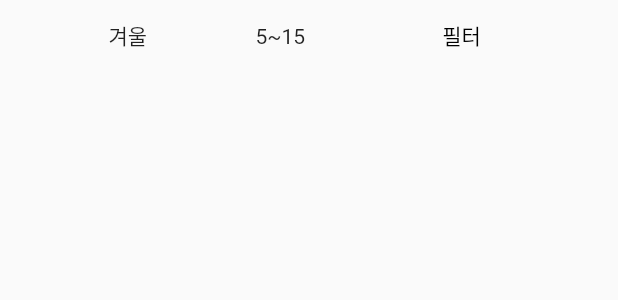
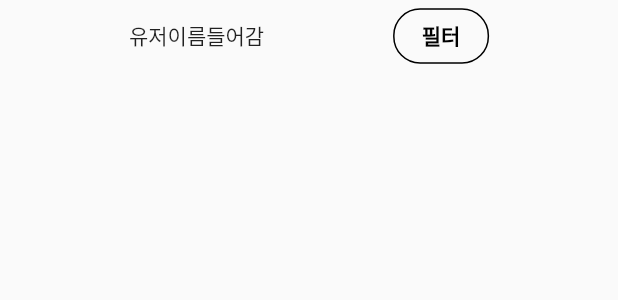
Before and after one commit to alwaysbemyday1/eotteom, a Flutter app: the Cody widget shown alone on an empty page, opened directly, after a tap on "필터", on a phone screen of 412 x 824 dp. Shown: the top 300 px of the screen. Run offline on Flutter 3.47's test engine with Material 2 defaults, Android fonts, the phone set to English and light mode, and no system bars; our stand-ins replace syncfusion_flutter_datepicker.

Commit message:
옷장 필터링 어느정도 완성

```diff
--- a/client/lib/tabs/closet/cody/cody.dart
+++ b/client/lib/tabs/closet/cody/cody.dart
@@ -1,8 +1,10 @@
+import 'package:eotteom/tabs/closet/cody/checkbox.dart';
+import 'package:eotteom/tabs/closet/mycloset.dart';
 import 'package:flutter/material.dart';
-import "DropDown/dropdown.dart";
-import "DropDown/dropdown_date.dart";
-import "DropDown/dropdown_season.dart";
-import "DropDown/dropdown_temperature.dart";
+import "daterangepicker.dart";
+import "temperaturepicker.dart";
+import "package:provider/provider.dart";
+import 'package:syncfusion_flutter_datepicker/datepicker.dart';
 
 class Cody extends StatefulWidget {
   Cody({super.key});
@@ -13,12 +15,8 @@ class Cody extends StatefulWidget {
 
 class _CodyState extends State<Cody> {
 
-  var dropdown_map = {
-    "전체" : SizedBox(), // 빈칸용
-    "날짜" : DropDownMonth(),
-    "계절" : DropDownSeason(),
-    "날씨" : DropDownTemperature()
-  };
+  @override
+
   var dropdownlist = ['전체', "날짜", '계절', '날씨'];
   String selected_dropdown = "전체"; // 전체가 default
  // Default는 '전체'
@@ -27,60 +25,144 @@ class _CodyState extends State<Cody> {
       selected_dropdown = newValue!;
     });
   }
+  @override
+  Widget build(BuildContext context) {
+    var buttonStyle = ButtonStyle(
+      shape: MaterialStateProperty.all(
+        RoundedRectangleBorder(
+          borderRadius: BorderRadius.circular(18.0),
+          side: BorderSide(color: Colors.black)
+        )
+      )
+    );
 
-  changeDropDown_DropDown(String? value) {
-    return dropdown_map[value];
+    var searchbuttonStyle = ButtonStyle(
+      shape: MaterialStateProperty.all(
+        RoundedRectangleBorder(
+          borderRadius: BorderRadius.circular(18.0),
+          side: BorderSide(color: Colors.black)
+        )
+      ),
+      backgroundColor: MaterialStateProperty.all(Colors.black)
+    );
+
+    bool dateCheck = true;
+    bool temperatureCheck = true;
+    int selectyear = 2023;
+
+
+
+
+    changeDate (value) {
+        setState(() {
+          dateCheck = value;
+          print(dateCheck);
+        });
     }
 
-  // var DropDate = SingleChildScrollView(
-  //   scrollDirection: Axis.horizontal,
-  //   child: Row(
-  //     children: [DropDownYear(), DropDownMonth()],
-  //     mainAxisAlignment: MainAxisAlignment.spaceEvenly,
-  //   ),
-  // );
+    changeTemperature (value) {
+        setState(() {
+          temperatureCheck = value;
+          print(temperatureCheck);
+        });
 
-  @override
-  Widget build(BuildContext context) {
+    }
+
     return Column(
       children: [
         Row(
           mainAxisAlignment: MainAxisAlignment.spaceEvenly,
-          children: [Text('겨울'), Text('5~15'), TextButton(child: Text('필터', style: TextStyle(color: Colors.black),), onPressed: () {},)],
+          children: [Text('유저이름들어감'), TextButton(
+            style: buttonStyle,
+            child: Text('필터', style: TextStyle(color: Colors.black, fontWeight: FontWeight.bold),),
+            onPressed: () {
+              showModalBottomSheet(
+                shape: RoundedRectangleBorder(
+                  borderRadius: BorderRadius.circular(20.0)
+                ),
+                isScrollControlled: true,
+                context: context,
+                builder: ((context) => DraggableScrollableSheet(
+                  expand: false,
+                  builder: ((context, scrollController) => SingleChildScrollView(
+                    controller: scrollController,
+                    child: SizedBox(
+                      height: MediaQuery.of(context).size.height,
+                      child: Column(
+                        mainAxisAlignment: MainAxisAlignment.start,
+                        children: [
+                          Row(
+                            mainAxisAlignment: MainAxisAlignment.spaceBetween,
+                            children: [
+                              Padding(
+                                padding: const EdgeInsets.only(left: 30),
+                                child: Text('필터', style: TextStyle(fontWeight: FontWeight.bold),),
+                              ), IconButton(icon: Icon(Icons.close), onPressed: () {
+                                Navigator.pop(context);
+                              },),
+                              ],
+                            ),
+                            Padding(
+                              padding: const EdgeInsets.only(left: 20, right: 20),
+                              child: Row(
+                                mainAxisAlignment: MainAxisAlignment.spaceBetween,
+                                children: [
+                                  CheckboxWeather(),
+                                  IconButton(icon: Icon(Icons.refresh), onPressed: () {
+                                    setState(() {
+                                      context.read<FilterState>().selectDate([]);
+                                    });
+                                  },)
+                                ],
+                              ),
+                            ),
+                            Divider(),
+                            Padding(
+                              padding: const EdgeInsets.only(left: 20, right: 20),
+                              child: MonthRangePick(),
+                            ),
+                            Divider(),
+                            Padding(
+                              padding: const EdgeInsets.only(left: 20),
+                              child: CheckboxTemperature(),
+                            ),
+                            Padding(
+                              padding: const EdgeInsets.only(left: 20, right: 20),
+                              child: TemperaturePicker(),
+                            ),
+                            TextButton(
+                              style: searchbuttonStyle,
+                              onPressed: () {}, /// django 서버로 조건에 맞게 데이터 전송하는 비동기함수 구현 예정
+                              child: Text('검색',
+                                style: TextStyle(color: Colors.white),
+                              ),
+                            )
+                        ],
+                      ),
+                    ),
+                  )),
+                )));
+            },)],
           )
         ]
       );
     }
   }
 
-// SizedBox(height: 20,),
-//         Row(
-//           mainAxisAlignment: MainAxisAlignment.spaceEvenly,
-//             children: [
-//               SizedBox(
-//                 height: 90,
-//                 width: 120,
-//                 child: Dropdown(changeDropdown: changeDropdown, selected_dropdown: selected_dropdown),
-//               ),
-//               SizedBox(
-//                 height: 90,
-//                 width: 120,
-//                 child: changeDropDown_DropDown(selected_dropdown),
-//               ),
-//             ],
-//           ),
-//           Row(
-//             mainAxisAlignment: MainAxisAlignment.spaceEvenly,
-//             children: [
-//               SizedBox(
-//                 height: 90,
-//                 width: 120,
-//                 child: DropDownYear(),
-//               ),
-//               SizedBox(
-//                 height: 90,
-//                 width: 120,
-//                 child: DropDownMonth(),
-//               )
-//             ],
-//           )
+  // Text('${context.watch<FilterState>().lowtemperature.toString()}, ${context.watch<FilterState>().hightemperature.toString()}')
+// SizedBox(
+//                     height: MediaQuery.of(context).size.height*0.9,
+//                     child: Column(
+//                       children: [
+//                         Row(
+//                           children: [
+//                             Text('필터'), IconButton(icon: Icon(Icons.exit_to_app), onPressed: () {},),
+//                             ],
+//                           ),
+//                           CheckboxWeather(),
+//                           MonthRangePick(),
+//                           CheckboxTemperature(),
+//                           TemperaturePicker(),
+//                       ],
+//                     ),
+//                   );
--- a/client/lib/tabs/closet/mycloset.dart
+++ b/client/lib/tabs/closet/mycloset.dart
@@ -1,29 +1,87 @@
 import 'package:flutter/material.dart';
+import 'package:provider/provider.dart';
+import 'package:syncfusion_flutter_datepicker/datepicker.dart';
 import 'closet_appbar.dart';
 import 'closet/closet.dart';
 import 'Cody/cody.dart';
+import 'package:flutter_localizations/flutter_localizations.dart';
 
 class MyCloset extends StatelessWidget {
   const MyCloset({super.key});
 
   @override
   Widget build(BuildContext context) {
-    return DefaultTabController(
+    return ChangeNotifierProvider(
+      create: (context) => FilterState(),
+      child: MaterialApp(
+      localizationsDelegates: [
+        GlobalMaterialLocalizations.delegate,
+        GlobalWidgetsLocalizations.delegate,
+      ],
+      supportedLocales: [
+        const Locale('ko')
+      ],
+      locale: Locale('ko'),
+      home: DefaultTabController(
       length: 2, // 옷장, 코디
       child: Scaffold(
         appBar: appbar, // 상단 TabBar 부분
         body: TabBarView(
           children: [
             Closet(),
-            Cody(),
+            Cody()
           ],
         ),
+      ),
+    ),
+  ),
+    );
+}
+}
 
-        // bottomNavigationBar: const BottomBar(),
-      ),
-    );
+class FilterState extends ChangeNotifier {
+  bool datecheck = true;
+  bool temperaturecheck = true;
+  int nowyear = DateTime.now().year.toInt();
+  var select_date;
+  var hightemperature;
+  var lowtemperature;
+
+  changeDatecheck () {
+    datecheck = !datecheck;
+    notifyListeners();
+  }
+
+  changeTemperaturecheck () {
+    temperaturecheck = !temperaturecheck;
+    notifyListeners();
+  }
+
+  addYear () {
+    nowyear++;
+    notifyListeners();
+  }
+
+  minusYear() {
+    nowyear--;
+    notifyListeners();
+  }
+
+  selectDate (value) {
+    select_date = value;
+    notifyListeners();
+    print(select_date);
+  }
+
+  setTemperature(value) {
+      hightemperature = value.end.toInt();
+      lowtemperature = value.start.toInt();
+      notifyListeners();
   }
 }
+
+
+// context.watch<FilterState>().temperatures.start.toInt()
 
 
 // class Cody extends StatefulWidget {
--- a/client/pubspec.yaml
+++ b/client/pubspec.yaml
@@ -30,6 +30,12 @@ environment:
 # versions available, run `flutter pub outdated`.
 dependencies:
   flutter:
+    sdk: flutter
+  provider: ^6.0.5
+  syncfusion_flutter_datepicker: ^20.4.42
+  syncfusion_flutter_sliders: ^20.4.42
+  syncfusion_flutter_core: ^20.4.42
+  flutter_localizations:
     sdk: flutter
 
 
```
Also changed, not shown: client/lib/main.dart (+5 -4 lines), client/lib/tabs/closet/cody/dropdown/dropdown_temperature.dart (+34 -35 lines), client/pubspec.lock. Lines whose indentation alone changed are shown as unchanged.
